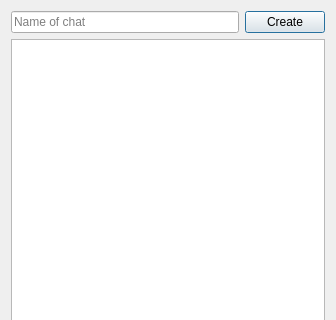
Before: the Qt Designer form client/forms/ui_forms/new_chat.ui in machine23/hanita, drawn with Qt 5; both pictures show x 0 to 336 and y 0 to 320 of the 336 by 538 pixel window.
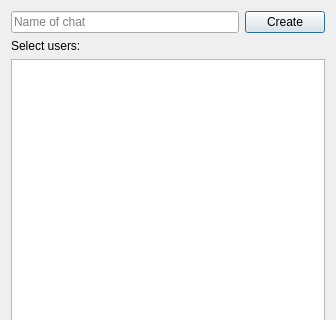
After: the same form once the commit is applied.

What changed in the file:
```diff
--- a/client/forms/ui_forms/new_chat.ui
+++ b/client/forms/ui_forms/new_chat.ui
@@ -40,11 +40,21 @@
        </item>
       </layout>
      </item>
+     <item>
+      <widget class="QLabel" name="label">
+       <property name="text">
+        <string>Select users:</string>
+       </property>
+      </widget>
+     </item>
      <item>
       <widget class="QListWidget" name="lw_chat_contacts">
        <property name="selectionMode">
         <enum>QAbstractItemView::MultiSelection</enum>
        </property>
+       <property name="sortingEnabled">
+        <bool>true</bool>
+       </property>
       </widget>
      </item>
     </layout>
```
